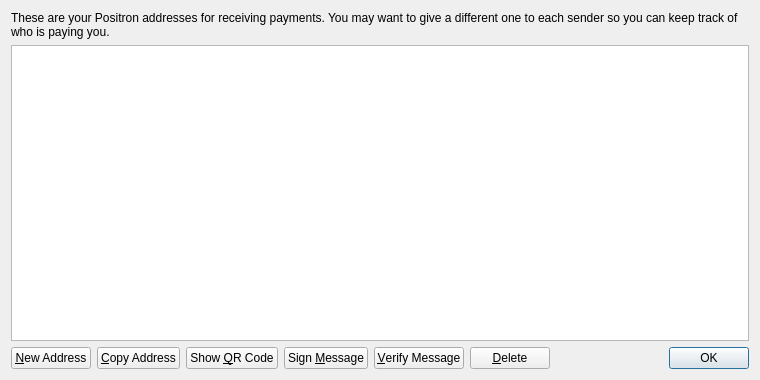
This is src/qt/forms/addressbookpage.ui in CryptoBackroom/Backup as Qt 5 draws it before an edit. The edited form follows.
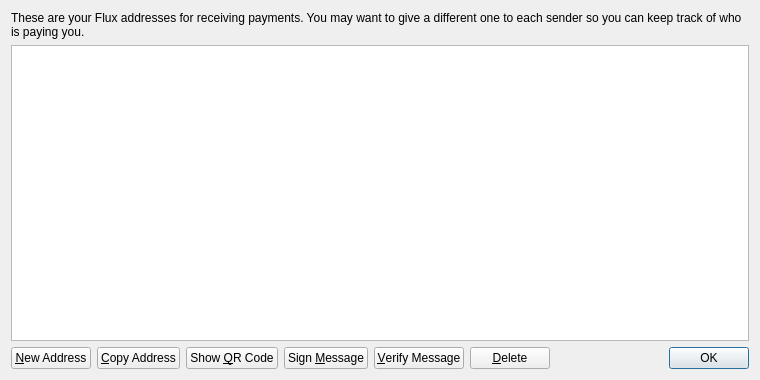
This is the edited form. Icons and pictures are not drawn.

```diff
--- a/src/qt/forms/addressbookpage.ui
+++ b/src/qt/forms/addressbookpage.ui
@@ -17,7 +17,7 @@
    <item>
     <widget class="QLabel" name="labelExplanation">
      <property name="text">
-      <string>These are your Positron addresses for receiving payments. You may want to give a different one to each sender so you can keep track of who is paying you.</string>
+      <string>These are your Flux addresses for receiving payments. You may want to give a different one to each sender so you can keep track of who is paying you.</string>
      </property>
      <property name="textFormat">
       <enum>Qt::PlainText</enum>
```
Left out of the diff: 4 changed lines with no effect on the pictures.
